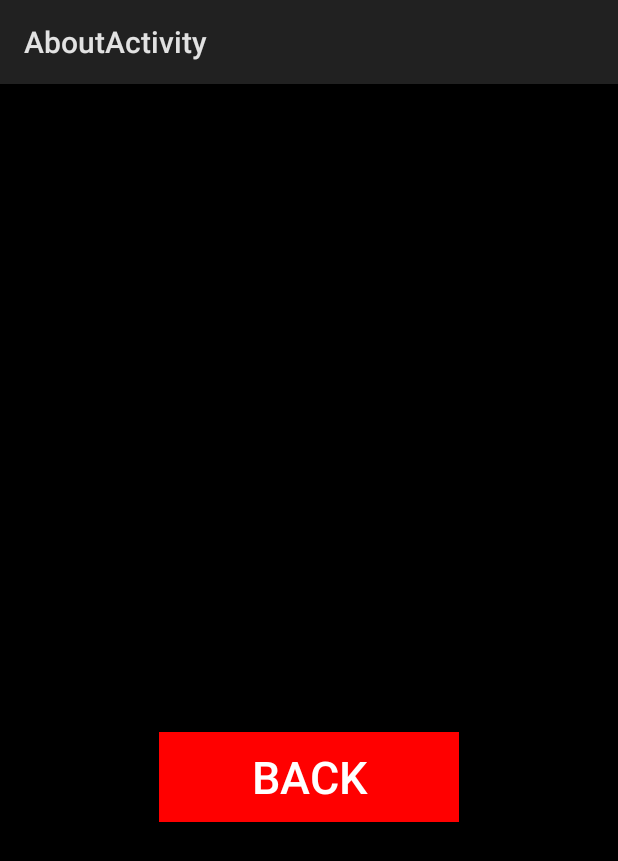
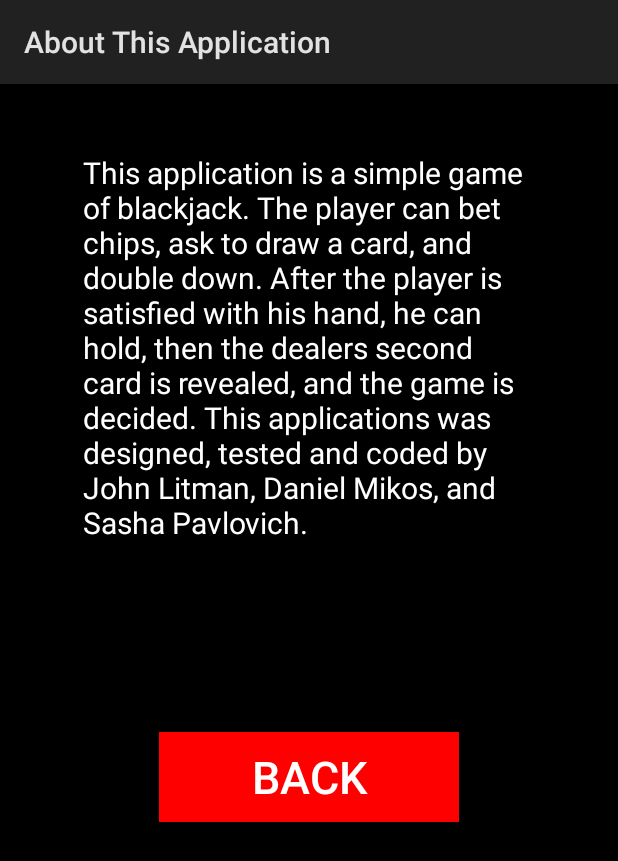
Before and after one commit to mikosd/Soft11, an Android app: the AboutActivity screen opened directly, with no data from a screen before it, on a phone screen of 412 x 824 dp. Shown: the top 861 px of the screen. Run offline under Robolectric (Android 15) with nearby library versions, the phone set to English and light mode, and no system bars.

Commit message:
Added Textual information on the about page, and created a string in the resource file for the textView_about

```diff
--- a/app/src/main/res/layout/activity_about.xml
+++ b/app/src/main/res/layout/activity_about.xml
@@ -22,5 +22,22 @@
         app:layout_constraintStart_toStartOf="parent"
         app:layout_constraintTop_toTopOf="parent" />
 
+    <TextView
+        android:id="@+id/textView_about"
+        android:layout_width="302dp"
+        android:layout_height="333dp"
+        android:layout_marginBottom="8dp"
+        android:layout_marginEnd="8dp"
+        android:layout_marginStart="8dp"
+        android:layout_marginTop="8dp"
+        android:text="@string/textView_info"
+        android:textColor="#fff"
+        android:textSize="20sp"
+        app:layout_constraintBottom_toBottomOf="parent"
+        app:layout_constraintEnd_toEndOf="parent"
+        app:layout_constraintStart_toStartOf="parent"
+        app:layout_constraintTop_toTopOf="parent"
+        app:layout_constraintVertical_bias="0.089" />
+
 
 </android.support.constraint.ConstraintLayout>
--- a/app/src/main/res/values/strings.xml
+++ b/app/src/main/res/values/strings.xml
@@ -1,4 +1,8 @@
 <resources>
     <string name="app_name">Soft 11</string>
-    <string name="title_activity_about">AboutActivity</string>
+    <string name="title_activity_about">About This Application</string>
+    <string name="textView_info">This application is a simple game of blackjack. The player can bet
+        chips, ask to draw a card, and double down. After the player is satisfied with his hand,
+        he can hold, then the dealers second card is revealed, and the game is decided. This
+        applications was designed, tested and coded by John Litman, Daniel Mikos, and Sasha Pavlovich.</string>
 </resources>
```
